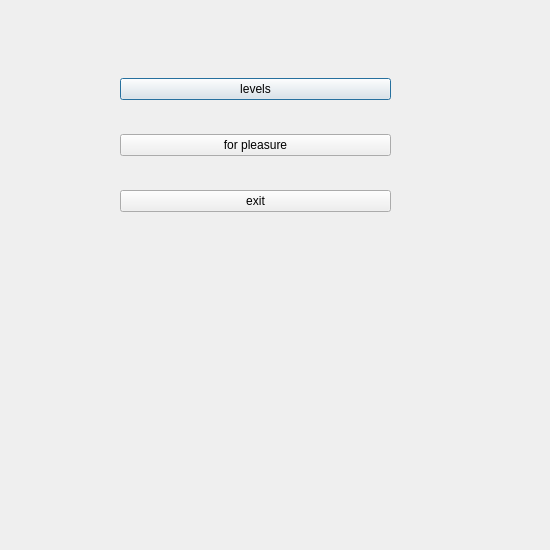
Old version of the form Lab_2/Refactored/menu1.ui in the repository knu-5-tochanenko/SoftwareReengineering.
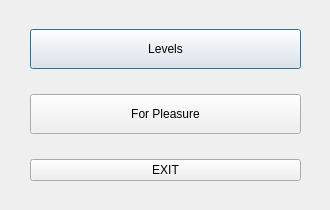
New version of the form.

What changed in the file:
```diff
--- a/Lab_2/Refactored/menu1.ui
+++ b/Lab_2/Refactored/menu1.ui
@@ -6,20 +6,20 @@
    <rect>
     <x>0</x>
     <y>0</y>
-    <width>550</width>
-    <height>550</height>
+    <width>330</width>
+    <height>210</height>
    </rect>
   </property>
   <property name="minimumSize">
    <size>
-    <width>550</width>
-    <height>550</height>
+    <width>330</width>
+    <height>210</height>
    </size>
   </property>
   <property name="maximumSize">
    <size>
-    <width>550</width>
-    <height>550</height>
+    <width>330</width>
+    <height>210</height>
    </size>
   </property>
   <property name="windowTitle">
@@ -28,8 +28,8 @@
   <widget class="QWidget" name="verticalLayoutWidget">
    <property name="geometry">
     <rect>
-     <x>120</x>
-     <y>50</y>
+     <x>30</x>
+     <y>10</y>
      <width>271</width>
      <height>191</height>
     </rect>
@@ -37,22 +37,40 @@
    <layout class="QVBoxLayout" name="verticalLayout">
     <item>
      <widget class="QPushButton" name="pushButton_levels">
+      <property name="minimumSize">
+       <size>
+        <width>40</width>
+        <height>40</height>
+       </size>
+      </property>
       <property name="text">
-       <string>levels</string>
+       <string>Levels</string>
       </property>
      </widget>
     </item>
     <item>
      <widget class="QPushButton" name="pushButton_forPleasure">
+      <property name="minimumSize">
+       <size>
+        <width>40</width>
+        <height>40</height>
+       </size>
+      </property>
       <property name="text">
-       <string>for pleasure</string>
+       <string>For Pleasure</string>
       </property>
      </widget>
     </item>
     <item>
      <widget class="QPushButton" name="pushButton_exit">
+      <property name="minimumSize">
+       <size>
+        <width>40</width>
+        <height>20</height>
+       </size>
+      </property>
       <property name="text">
-       <string>exit</string>
+       <string>EXIT</string>
       </property>
      </widget>
     </item>
```
